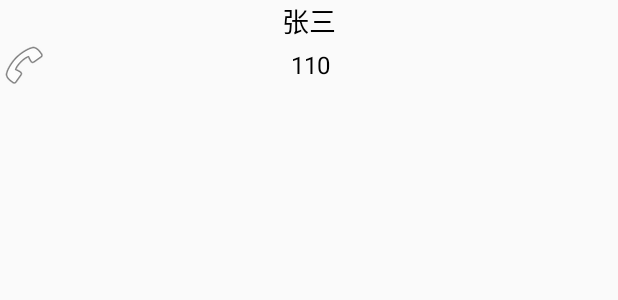
After one commit to qiangzhouliang/Mobilesafe, an Android app: the layout item_contacts.xml on its own in the app's theme, with its tools: preview values and no code run, on a phone screen of 412 x 824 dp. The commit adds this screen. Shown: the top 300 px of the screen. Run offline under Robolectric (Android 15) with nearby library versions, the phone set to English and light mode, and no system bars.

Commit message:
选怎联系人功能实现

```diff
--- a/app/src/main/java/com/qzl/shoujiweishi/engine/ContactEngine.java
+++ b/app/src/main/java/com/qzl/shoujiweishi/engine/ContactEngine.java
@@ -17,9 +17,7 @@ public class ContactEngine {
      *
      * @return
      */
-    public static List<HashMap<String, String>> getAllContactInfo(
-            Context context) {
-        SystemClock.sleep(3000);
+    public static List<HashMap<String, String>> getAllContactInfo(Context context) {
         ArrayList<HashMap<String, String>> list = new ArrayList<HashMap<String, String>>();
         // 1.获取内容解析者
         ContentResolver resolver = context.getContentResolver();
--- a/app/src/main/res/layout/activity_set_up3.xml
+++ b/app/src/main/res/layout/activity_set_up3.xml
@@ -48,7 +48,8 @@
     <Button
         android:layout_width="match_parent"
         android:layout_height="wrap_content"
-        android:text="选怎联系人"
+        android:text="选择联系人"
+        android:onClick="selectContacts"
         android:background="@drawable/button_bg"/>
     <LinearLayout
         android:layout_width="match_parent"
--- /dev/null
+++ b/app/src/main/res/layout/item_contacts.xml
@@ -0,0 +1,27 @@
+<?xml version="1.0" encoding="utf-8"?>
+<LinearLayout xmlns:android="http://schemas.android.com/apk/res/android"
+    android:layout_width="match_parent"
+    android:layout_height="match_parent"
+    android:orientation="vertical">
+
+    <TextView
+        android:layout_width="match_parent"
+        android:layout_height="wrap_content"
+        android:text="张三"
+        android:textSize="18sp"
+        android:id="@+id/tv_itemcontact_name"
+        android:gravity="center"
+        android:textColor="#000000"/>
+
+    <TextView
+        android:id="@+id/tv_itemcontact_phone"
+        android:layout_width="match_parent"
+        android:layout_height="wrap_content"
+        android:text="110"
+        android:textSize="16sp"
+        android:gravity="center"
+        android:paddingRight="30dp"
+        android:textColor="#000000"
+        android:drawableLeft="@android:drawable/ic_menu_call"
+        />
+</LinearLayout>
```
Also changed, not shown: app/src/main/AndroidManifest.xml (+8 -5 lines), app/src/main/java/com/qzl/shoujiweishi/ContactActivity.java (added, +105 -0 lines), app/src/main/java/com/qzl/shoujiweishi/SetUp3Activity.java (+22 -0 lines), app/src/main/res/layout/activity_contact.xml (added, +42 -0 lines), 1 other file.
